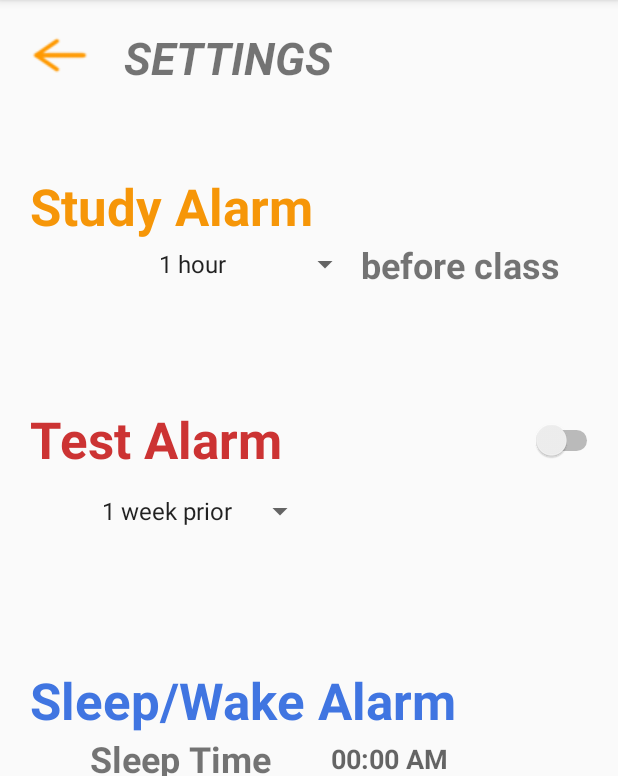
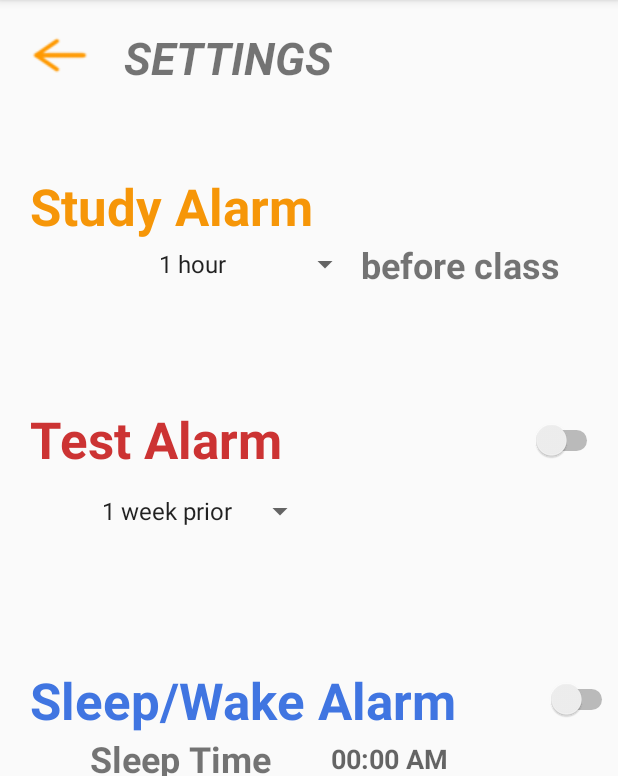
Before and after one commit to minhanh29/Timely, an Android app: the screen it shows after launch (NotificationSettingsActivity), on a phone screen of 412 x 824 dp, the part 84-860 px from its top. Run offline under Robolectric (Android 15) with nearby library versions, the phone set to English and light mode, and no system bars.

Commit message:
editing notification settings

```diff
--- a/app/src/main/AndroidManifest.xml
+++ b/app/src/main/AndroidManifest.xml
@@ -1,6 +1,8 @@
 <?xml version="1.0" encoding="utf-8"?>
 <manifest xmlns:android="http://schemas.android.com/apk/res/android"
     package="com.example.timely">
+
+    <uses-permission android:name="com.android.alarm.permission.SET_ALARM"/>
 
     <application
         android:allowBackup="true"
@@ -17,7 +19,6 @@
         <activity android:name=".MainActivity">
             <intent-filter>
                 <action android:name="android.intent.action.MAIN" />
-
                 <category android:name="android.intent.category.LAUNCHER" />
             </intent-filter>
         </activity>
--- a/app/src/main/res/layout/activity_notification_settings.xml
+++ b/app/src/main/res/layout/activity_notification_settings.xml
@@ -182,6 +182,12 @@
                 android:textColor="@color/blue"
                 android:textSize="34sp"
                 android:textStyle="bold" />
+
+            <Switch
+                android:layout_width="wrap_content"
+                android:layout_height="wrap_content"
+                android:layout_gravity="center"
+                android:id="@+id/sleepWakeSwitch"/>
         </LinearLayout>
 
         <LinearLayout
```
Also changed, not shown: app/src/main/java/com/example/timely/settings/NotificationSettingsActivity.java (+74 -13 lines).
